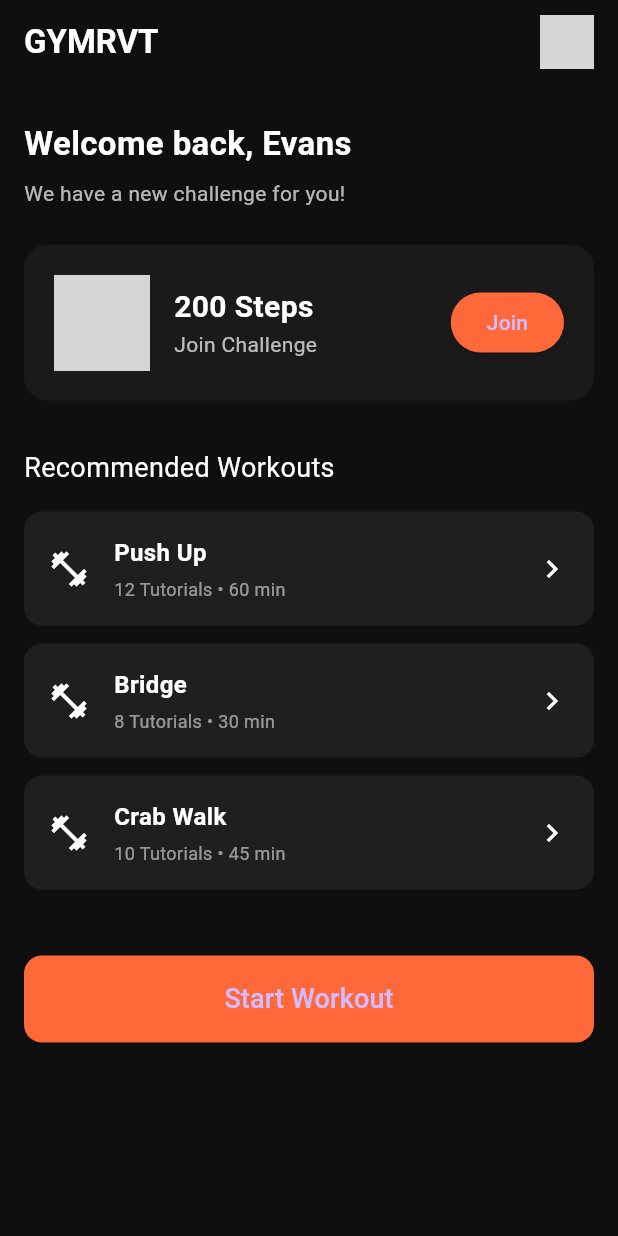
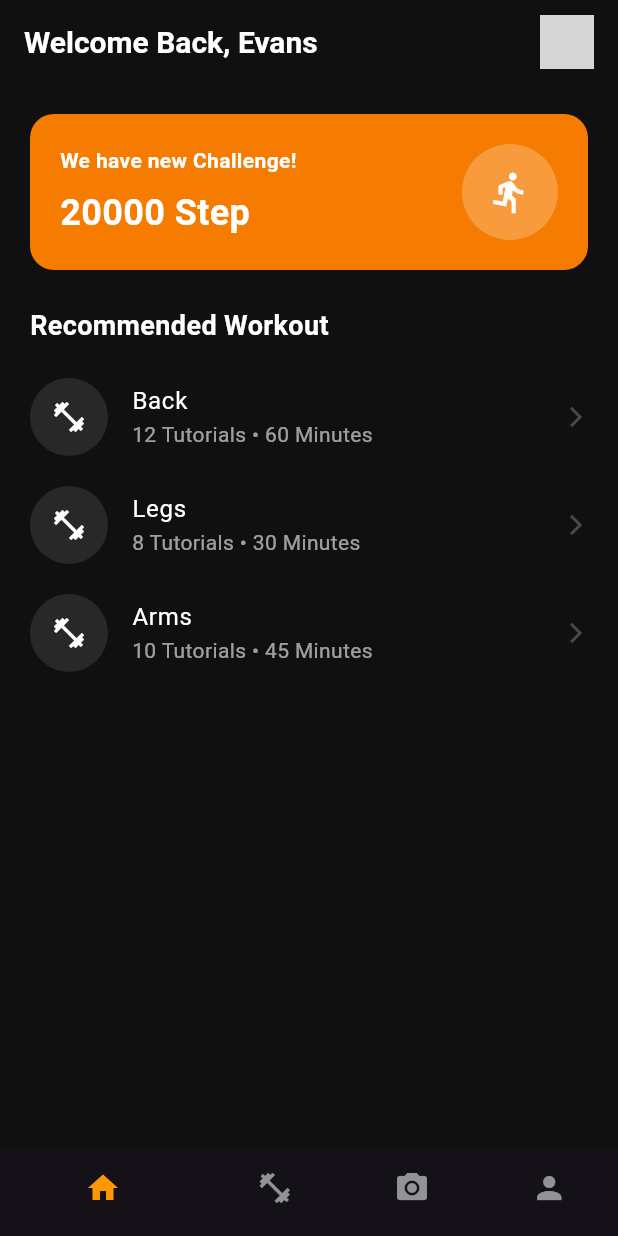
Before and after one commit to EvansSmith918/GYMRVT, a Flutter app: the screen it shows after launch, on a phone screen of 412 x 824 dp. Run offline on Flutter 3.47's test engine with Material 3 defaults, Android fonts, the phone set to English and light mode, and no system bars; our stand-ins replace camera; grey boxes are pictures that could not be loaded.

Commit message:
basic buttons

```diff
--- a/lib/main.dart
+++ b/lib/main.dart
@@ -1,9 +1,10 @@
 import 'package:flutter/material.dart';
 import 'pages/home_page.dart';
+import 'pages/workout_page.dart';
+import 'pages/camera_page.dart';
+import 'pages/profile_page.dart';
 
-void main() {
-  runApp(const MyApp());
-}
+void main() => runApp(const MyApp());
 
 class MyApp extends StatelessWidget {
   const MyApp({super.key});
@@ -11,10 +12,15 @@ class MyApp extends StatelessWidget {
   @override
   Widget build(BuildContext context) {
     return MaterialApp(
+      debugShowCheckedModeBanner: false,
       title: 'GYMRVT',
-      debugShowCheckedModeBanner: false,
       theme: ThemeData.dark(),
       home: const HomePage(),
+      routes: {
+        '/workout': (context) => const WorkoutPage(),
+        '/camera': (context) => const CameraPage(),
+        '/profile': (context) => const ProfilePage(),
+      },
     );
   }
 }
--- a/lib/pages/camera_page.dart
+++ b/lib/pages/camera_page.dart
@@ -0,0 +1,48 @@
+import 'package:camera/camera.dart';
+import 'package:flutter/material.dart';
+
+class CameraPage extends StatefulWidget {
+  const CameraPage({super.key});
+
+  @override
+  State<CameraPage> createState() => _CameraPageState();
+}
+
+class _CameraPageState extends State<CameraPage> {
+  CameraController? _controller;
+  bool _isCameraInitialized = false;
+
+  @override
+  void initState() {
+    super.initState();
+    _initCamera();
+  }
+
+  Future<void> _initCamera() async {
+    final cameras = await availableCameras();
+    final frontCam = cameras.firstWhere((cam) => cam.lensDirection == CameraLensDirection.front);
+
+    _controller = CameraController(frontCam, ResolutionPreset.medium);
+    await _controller?.initialize();
+    if (!mounted) return;
+
+    setState(() => _isCameraInitialized = true);
+  }
+
+  @override
+  void dispose() {
+    _controller?.dispose();
+    super.dispose();
+  }
+
+  @override
+  Widget build(BuildContext context) {
+    return Scaffold(
+      backgroundColor: Colors.black,
+      appBar: AppBar(title: const Text("Camera")),
+      body: _isCameraInitialized
+          ? CameraPreview(_controller!)
+          : const Center(child: CircularProgressIndicator()),
+    );
+  }
+}
--- a/lib/pages/home_page.dart
+++ b/lib/pages/home_page.dart
@@ -1,155 +1,150 @@
 import 'package:flutter/material.dart';
 
-class HomePage extends StatelessWidget {
+class HomePage extends StatefulWidget {
   const HomePage({super.key});
 
   @override
+  State<HomePage> createState() => _HomePageState();
+}
+
+class _HomePageState extends State<HomePage> {
+  int _selectedIndex = 0;
+
+  void _onItemTapped(int index) {
+    setState(() {
+      _selectedIndex = index;
+    });
+
+    switch (index) {
+      case 1:
+        Navigator.pushNamed(context, '/workout');
+        break;
+      case 2:
+        Navigator.pushNamed(context, '/camera');
+        break;
+      case 3:
+        Navigator.pushNamed(context, '/profile');
+        break;
+    }
+  }
+
+  @override
   Widget build(BuildContext context) {
-    final Color primaryColor = const Color(0xFFFF6838);
-    final Color backgroundColor = const Color(0xFF0F0F0F);
-
     return Scaffold(
-      backgroundColor: backgroundColor,
+      backgroundColor: const Color(0xFF101010),
       appBar: AppBar(
-        backgroundColor: backgroundColor,
+        backgroundColor: Colors.transparent,
         elevation: 0,
         title: const Text(
-          'GYMRVT',
-          style: TextStyle(
-            color: Colors.white,
-            fontWeight: FontWeight.bold,
-          ),
+          'Welcome Back, Evans',
+          style: TextStyle(color: Colors.white, fontSize: 20, fontWeight: FontWeight.bold),
         ),
         actions: const [
           Padding(
-            padding: EdgeInsets.only(right: 16.0),
+            padding: EdgeInsets.symmetric(horizontal: 16),
             child: CircleAvatar(
               radius: 18,
-              backgroundImage: AssetImage('assets/avatar.jpg'), // Placeholder
+              backgroundImage: AssetImage('assets/profile.jpg'),
             ),
-          )
+          ),
         ],
       ),
       body: Padding(
-        padding: const EdgeInsets.symmetric(horizontal: 16.0),
-        child: ListView(
+        padding: const EdgeInsets.all(20),
+        child: Column(
+          crossAxisAlignment: CrossAxisAlignment.start,
           children: [
+            const ChallengeCard(),
             const SizedBox(height: 24),
             const Text(
-              'Welcome back, Evans',
-              style: TextStyle(
-                fontSize: 22,
-                color: Colors.white,
-                fontWeight: FontWeight.bold,
-              ),
+              'Recommended Workout',
+              style: TextStyle(color: Colors.white, fontSize: 18, fontWeight: FontWeight.bold),
             ),
-            const SizedBox(height: 8),
-            const Text(
-              'We have a new challenge for you!',
-              style: TextStyle(color: Colors.white70),
-            ),
-            const SizedBox(height: 24),
-            Container(
-              padding: const EdgeInsets.all(20),
-              decoration: BoxDecoration(
-                color: const Color(0xFF1A1A1A),
-                borderRadius: BorderRadius.circular(16),
-              ),
-              child: Row(
-                children: [
-                  Image.asset('assets/challenge.png', width: 64), // Placeholder
-                  const SizedBox(width: 16),
-                  const Expanded(
-                    child: Column(
-                      crossAxisAlignment: CrossAxisAlignment.start,
-                      children: [
-                        Text(
-                          '200 Steps',
-                          style: TextStyle(
-                            fontSize: 20,
-                            color: Colors.white,
-                            fontWeight: FontWeight.bold,
-                          ),
-                        ),
-                        Text(
-                          'Join Challenge',
-                          style: TextStyle(
-                            color: Colors.white70,
-                          ),
-                        ),
-                      ],
-                    ),
-                  ),
-                  ElevatedButton(
-                    style: ElevatedButton.styleFrom(
-                      backgroundColor: primaryColor,
-                    ),
-                    onPressed: () {},
-                    child: const Text('Join'),
-                  )
-                ],
-              ),
-            ),
-            const SizedBox(height: 32),
-            const Text(
-              'Recommended Workouts',
-              style: TextStyle(color: Colors.white, fontSize: 18),
-            ),
-            const SizedBox(height: 16),
-            _workoutTile('Push Up', '12 Tutorials • 60 min'),
-            _workoutTile('Bridge', '8 Tutorials • 30 min'),
-            _workoutTile('Crab Walk', '10 Tutorials • 45 min'),
-            const SizedBox(height: 32),
-            ElevatedButton(
-              onPressed: () {
-                // TODO: navigate to workout camera
-              },
-              style: ElevatedButton.styleFrom(
-                backgroundColor: primaryColor,
-                padding: const EdgeInsets.symmetric(vertical: 16),
-                shape: RoundedRectangleBorder(
-                  borderRadius: BorderRadius.circular(12),
-                ),
-              ),
-              child: const Text('Start Workout', style: TextStyle(fontSize: 18)),
-            ),
+            const SizedBox(height: 12),
+            const WorkoutTile(title: "Back", subtitle: "12 Tutorials • 60 Minutes"),
+            const WorkoutTile(title: "Legs", subtitle: "8 Tutorials • 30 Minutes"),
+            const WorkoutTile(title: "Arms", subtitle: "10 Tutorials • 45 Minutes"),
           ],
         ),
       ),
-    );
-  }
-
-  Widget _workoutTile(String title, String subtitle) {
-    return Container(
-      margin: const EdgeInsets.only(bottom: 12),
-      padding: const EdgeInsets.all(16),
-      decoration: BoxDecoration(
-        color: const Color(0xFF1F1F1F),
-        borderRadius: BorderRadius.circular(12),
-      ),
-      child: Row(
-        children: [
-          const Icon(Icons.fitness_center, color: Colors.white, size: 28),
-          const SizedBox(width: 16),
-          Expanded(
-            child: Column(
-              crossAxisAlignment: CrossAxisAlignment.start,
-              children: [
-                Text(title,
-                    style: const TextStyle(
-                      color: Colors.white,
-                      fontSize: 16,
-                      fontWeight: FontWeight.w600,
-                    )),
-                const SizedBox(height: 4),
-                Text(subtitle,
-                    style: const TextStyle(color: Colors.white54, fontSize: 12)),
-              ],
-            ),
-          ),
-          const Icon(Icons.chevron_right, color: Colors.white),
+      bottomNavigationBar: BottomNavigationBar(
+        backgroundColor: const Color(0xFF101010),
+        selectedItemColor: Colors.orange,
+        unselectedItemColor: Colors.white54,
+        showSelectedLabels: false,
+        showUnselectedLabels: false,
+        currentIndex: _selectedIndex,
+        onTap: _onItemTapped,
+        items: const [
+          BottomNavigationBarItem(icon: Icon(Icons.home), label: 'Home'),
+          BottomNavigationBarItem(icon: Icon(Icons.fitness_center), label: 'Workouts'),
+          BottomNavigationBarItem(icon: Icon(Icons.camera_alt), label: 'Camera'),
+          BottomNavigationBarItem(icon: Icon(Icons.person), label: 'Profile'),
         ],
       ),
     );
   }
 }
+
+class ChallengeCard extends StatelessWidget {
+  const ChallengeCard({super.key});
+
+  @override
+  Widget build(BuildContext context) {
+    return Container(
+      decoration: BoxDecoration(
+        color: Colors.orange[700],
+        borderRadius: BorderRadius.circular(16),
+      ),
+      padding: const EdgeInsets.all(20),
+      child: Row(
+        mainAxisAlignment: MainAxisAlignment.spaceBetween,
+        children: const [
+          Column(
+            crossAxisAlignment: CrossAxisAlignment.start,
+            children: [
+              Text(
+                "We have new Challenge!",
+                style: TextStyle(color: Colors.white, fontWeight: FontWeight.bold),
+              ),
+              SizedBox(height: 8),
+              Text(
+                "20000 Step",
+                style: TextStyle(color: Colors.white, fontSize: 24, fontWeight: FontWeight.bold),
+              ),
+            ],
+          ),
+          CircleAvatar(
+            radius: 32,
+            backgroundColor: Colors.white24,
+            child: Icon(Icons.directions_run, color: Colors.white, size: 30),
+          ),
+        ],
+      ),
+    );
+  }
+}
+
+class WorkoutTile extends StatelessWidget {
+  final String title, subtitle;
+
+  const WorkoutTile({super.key, required this.title, required this.subtitle});
+
+  @override
+  Widget build(BuildContext context) {
+    return ListTile(
+      contentPadding: const EdgeInsets.symmetric(horizontal: 0),
+      leading: const CircleAvatar(
+        radius: 26,
+        backgroundColor: Colors.white10,
+        child: Icon(Icons.fitness_center, color: Colors.white),
+      ),
+      title: Text(title, style: const TextStyle(color: Colors.white, fontSize: 16)),
+      subtitle: Text(subtitle, style: const TextStyle(color: Colors.white60)),
+      trailing: const Icon(Icons.arrow_forward_ios, color: Colors.white24, size: 16),
+      onTap: () {
+        // TODO: Navigate to workout detail page
+      },
+    );
+  }
+}
--- /dev/null
+++ b/lib/pages/profile_page.dart
@@ -0,0 +1,14 @@
+import 'package:flutter/material.dart';
+
+class ProfilePage extends StatelessWidget {
+  const ProfilePage({super.key});
+
+  @override
+  Widget build(BuildContext context) {
+    return Scaffold(
+      backgroundColor: const Color(0xFF101010),
+      appBar: AppBar(title: const Text('Profile')),
+      body: const Center(child: Text('Profile Page', style: TextStyle(color: Colors.white))),
+    );
+  }
+}
--- a/lib/pages/workout_page.dart
+++ b/lib/pages/workout_page.dart
@@ -0,0 +1,14 @@
+import 'package:flutter/material.dart';
+
+class WorkoutPage extends StatelessWidget {
+  const WorkoutPage({super.key});
+
+  @override
+  Widget build(BuildContext context) {
+    return Scaffold(
+      backgroundColor: const Color(0xFF101010),
+      appBar: AppBar(title: const Text('Workouts')),
+      body: const Center(child: Text('Workout Page', style: TextStyle(color: Colors.white))),
+    );
+  }
+}
```
